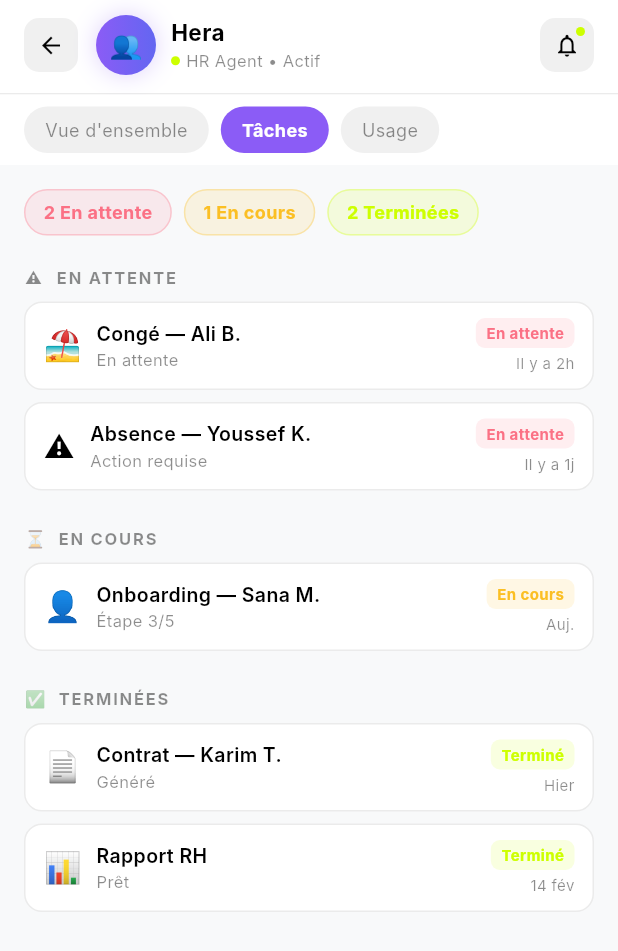
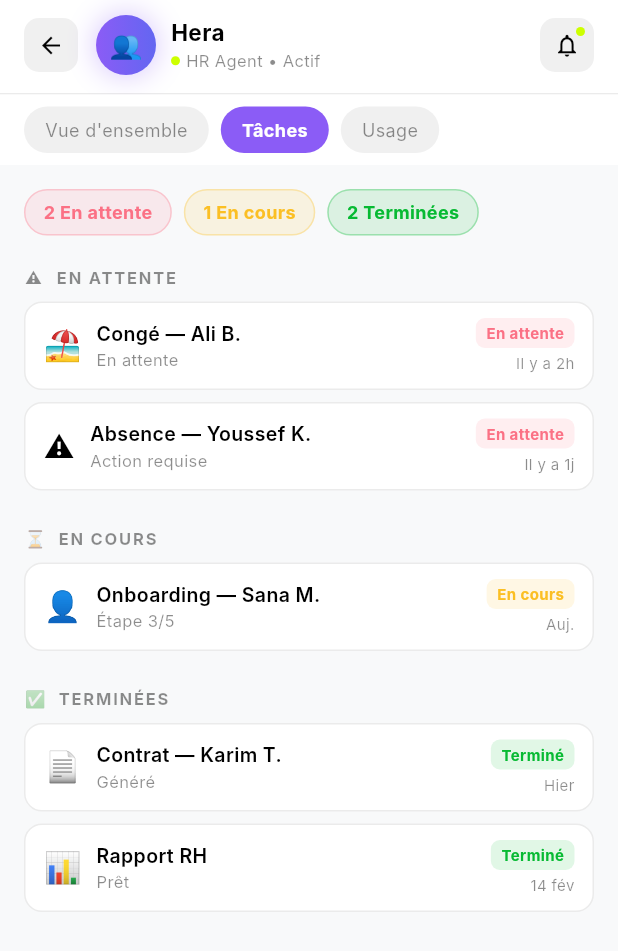
Before and after one commit to Cherni-Samar/Projet_Integration_Mobile_Flutter, a Flutter app: the HrDashboardPage screen opened directly with empty values, after a tap on "Tâches", on a phone screen of 412 x 824 dp. Shown: the top 951 px of the screen. Run offline on Flutter 3.47's test engine with Material 3 defaults, Android fonts, the phone set to English and light mode, and no system bars; our stand-ins replace shared_preferences; accounts and stored records are empty; Roboto replaces fonts that are missing (Inter).

Commit message:
dashbording edit

```diff
--- a/lib/screens/agent/AgentDetails Page.dart
+++ b/lib/screens/agent/AgentDetails Page.dart
@@ -1022,7 +1022,7 @@ class _AgentDetailsPageState extends State<AgentDetailsPage>
               ),
               const SizedBox(width: 10),
               Text(
-                name == 'Hera' ? 'Hire Hera' : 'Add to Cart',
+                name == 'Hera' ? 'try et view dashboard' : 'Add to Cart',
                 style: const TextStyle(
                   fontSize: 17,
                   fontWeight: FontWeight.bold,
--- a/lib/screens/agent/hr/hr_dashboard_page.dart
+++ b/lib/screens/agent/hr/hr_dashboard_page.dart
@@ -762,7 +762,10 @@ class _HrDashboardPageState extends State<HrDashboardPage>
             children: [
               _chip('${pending.length} En attente', const Color(0xFFFB7185)),
               _chip('${inProg.length} En cours', const Color(0xFFFBBF24)),
-              _chip('${done.length} Terminées', const Color(0xFFCDFF00)),
+              _chip(
+                '${done.length} Terminées',
+                const Color.fromARGB(255, 7, 186, 51),
+              ),
             ],
           ),
           const SizedBox(height: 20),
@@ -847,7 +850,7 @@ class _HrDashboardPageState extends State<HrDashboardPage>
         sl = 'En cours';
         break;
       default:
-        sc = const Color(0xFFCDFF00);
+        sc = const Color.fromARGB(255, 7, 186, 51);
         sl = 'Terminé';
     }
 
```
